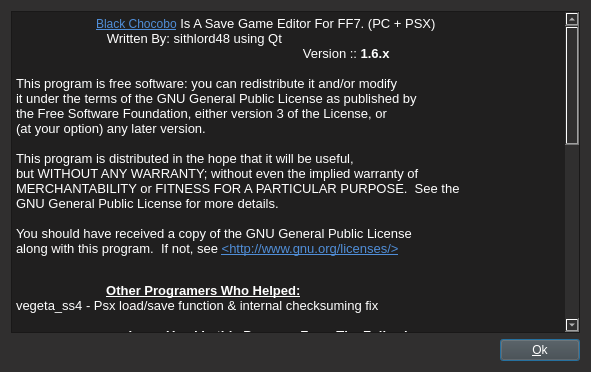
Old version of the form about.ui in the repository sithlord48/blackchocobo.
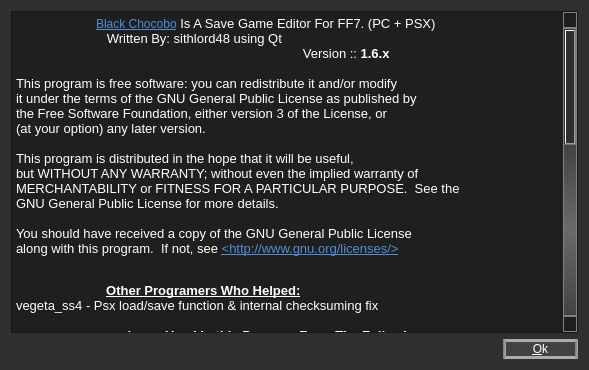
New version of the form. Icons and pictures are not drawn.

Diff of the .ui file:
```diff
--- a/about.ui
+++ b/about.ui
@@ -9,8 +9,8 @@
    <rect>
     <x>0</x>
     <y>0</y>
-    <width>591</width>
-    <height>372</height>
+    <width>589</width>
+    <height>370</height>
    </rect>
   </property>
   <property name="windowTitle">
@@ -21,8 +21,67 @@
     <normaloff>:/icon/bchoco</normaloff>:/icon/bchoco</iconset>
   </property>
   <property name="styleSheet">
-   <string notr="true">background-color: rgb(48, 47, 47);
-font: 9pt &quot;Ubuntu&quot;;color:rgb(255,255,255);</string>
+   <string notr="true">QDialog{
+background-color: rgb(48, 47, 47);
+font: 9pt &quot;Ubuntu&quot;;color:rgb(255,255,255);
+}
+
+QPushButton:enabled {  border:3px solid; 
+	border-left-color: qlineargradient(spread:pad, x1:0, y1:0, x2:1, y2:0, stop:0 rgba(123, 123, 123, 255), stop:1 rgba(172, 172, 172, 255));
+	border-right-color: qlineargradient(spread:pad, x1:0, y1:0, x2:1, y2:0, stop:0 rgba(123, 123, 123, 255), stop:1 rgba(172, 172, 172, 255));
+	border-bottom-color: rgb(172, 172, 172);
+	border-top-color: rgb(172, 172, 172);
+    background-color: qlineargradient(spread:pad, x1:0.5, y1:0.00568182, x2:0.497, y2:1, stop:0 rgba(32, 31, 31, 255), stop:0.5 rgba(106, 106, 106, 255), stop:1 rgba(32, 31, 31, 255));
+	font: 9pt &quot;Ubuntu&quot;;color:rgb(255,255,255);
+}
+/* Vertical scroll bar */
+QScrollBar:vertical{
+    border:1px solid grey;
+	background-color:rgb(47,47,47);
+	width:14px;
+	margin: 16px 0px 16px 0px ;
+
+}
+ QScrollBar::add-line:vertical{
+     border: 1px solid grey;
+     height: 14px;
+     subcontrol-position:bottom;
+	subcontrol-origin:margin;
+ }
+
+ QScrollBar::sub-line:vertical{
+     border: 1px solid grey;
+     height: 14px;
+    subcontrol-position: top;
+	subcontrol-origin:margin;
+ }
+QScrollBar::up-arrow:vertical{
+	image:url(:/icon/arrow_up);
+	width:12px;
+}
+
+QScrollBar::handle:vertical{
+	image: url(:/icon/scroll_handle_v) 1 ;
+	border:2px solid;	
+	border-left-color: qlineargradient(spread:pad, x1:0, y1:0, x2:1, y2:0, stop:0 rgba(123, 123, 123, 255), stop:1 rgba(172, 172, 172, 255));
+	border-right-color: qlineargradient(spread:pad, x1:0, y1:0, x2:1, y2:0, stop:0 rgba(123, 123, 123, 255), stop:1 rgba(172, 172, 172, 255));
+	border-bottom-color: rgb(172, 172, 172);
+	border-top-color: rgb(172, 172, 172);
+}
+QScrollBar::down-arrow:vertical{
+image: url(:/icon/arrow_down);
+width:12px;
+}
+QScrollBar::add-page:vertical,QScrollBar::sub-page:vertical{
+background-color: qlineargradient(spread:pad, x1:0.5, y1:0.00568182, x2:0.497, y2:1, stop:0 rgba(67, 67, 67, 255), stop:0.5 rgba(106, 106, 106, 255), stop:1 rgba(67, 67, 67, 255));
+}
+QPushButton[mslot=&quot;true&quot;]{
+border: 0px;
+border-radius:12px;
+image: url(:/icon/mslot);
+	height:32px;	
+	width:32px;
+}</string>
   </property>
   <property name="modal">
    <bool>true</bool>
@@ -118,6 +177,12 @@
      </item>
      <item>
       <widget class="QPushButton" name="pushButton">
+       <property name="minimumSize">
+        <size>
+         <width>75</width>
+         <height>0</height>
+        </size>
+       </property>
        <property name="styleSheet">
         <string notr="true">background-color: rgb(67, 66, 65);
 font: 9pt &quot;Ubuntu&quot;;color:rgb(255,255,255);
```
